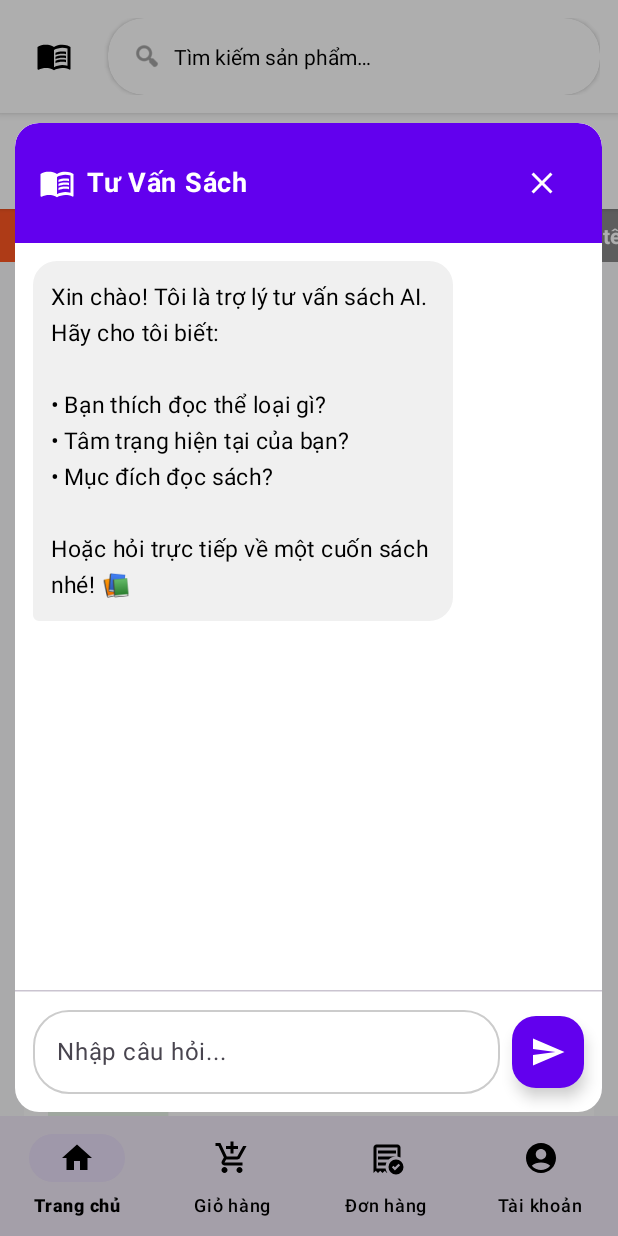
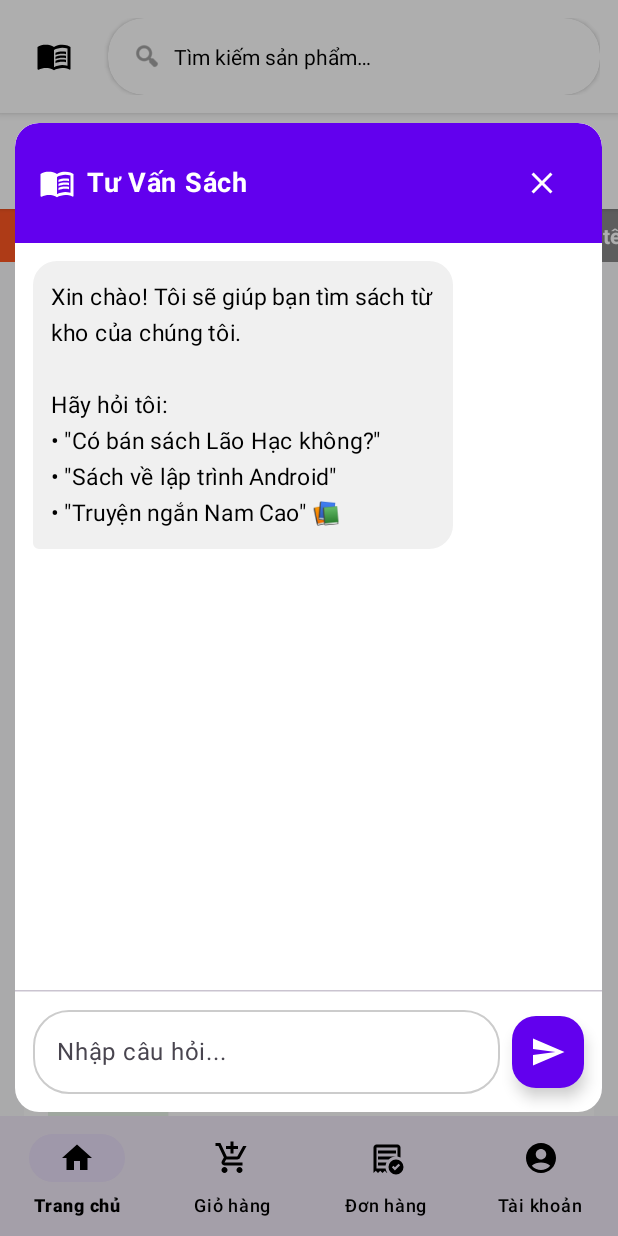
Before and after one commit to DuckAnh03/SBooks, an Android app built with Jetpack Compose: the HomeActivity screen opened directly, with no data from a screen before it, after a tap on "Chat", on a phone screen of 412 x 824 dp. Run offline under Robolectric (Android 15) with nearby library versions, the phone set to English and light mode, and no system bars; our stand-ins replace CircleImageView; libraries missing offline, so code that uses them is left out: com.google.ai.client; 3 statements that could not run were skipped.

Commit message:
add gemini chatbot

```diff
--- a/app/build.gradle.kts
+++ b/app/build.gradle.kts
@@ -56,6 +56,7 @@ dependencies {
     implementation(libs.androidx.navigation.fragment.ktx)
     implementation(libs.androidx.navigation.ui.ktx)
     implementation(libs.androidx.activity)
+    implementation(libs.common)
     testImplementation(libs.junit)
     androidTestImplementation(libs.androidx.junit)
     androidTestImplementation(libs.androidx.espresso.core)
--- a/app/src/main/AndroidManifest.xml
+++ b/app/src/main/AndroidManifest.xml
@@ -1,7 +1,8 @@
 <?xml version="1.0" encoding="utf-8"?>
 <manifest xmlns:android="http://schemas.android.com/apk/res/android"
     xmlns:tools="http://schemas.android.com/tools">
-
+    <uses-permission android:name="android.permission.READ_EXTERNAL_STORAGE"/>
+    <uses-permission android:name="android.permission.WRITE_EXTERNAL_STORAGE"/>
     <!-- Permission để kiểm tra WiFi -->
     <uses-permission android:name="android.permission.ACCESS_NETWORK_STATE" />
     <uses-permission android:name="android.permission.ACCESS_WIFI_STATE" />
--- a/app/src/main/java/com/example/sbooks/ChangeUserInfoFragment.kt
+++ b/app/src/main/java/com/example/sbooks/fragments/customer/ChangeUserInfoFragment.kt
@@ -13,7 +13,6 @@ import android.view.ViewGroup
 import android.widget.Button
 import android.widget.EditText
 import android.widget.ImageButton
-import android.widget.ImageView
 import android.widget.LinearLayout
 import android.widget.TextView
 import android.widget.Toast
--- a/app/src/main/java/com/example/sbooks/models/ChatViewModel.kt
+++ b/app/src/main/java/com/example/sbooks/models/ChatViewModel.kt
@@ -2,15 +2,18 @@ package com.example.sbooks.models
 
 import androidx.lifecycle.ViewModel
 import androidx.lifecycle.viewModelScope
+import com.example.sbooks.database.dao.BookDao
 import com.google.ai.client.generativeai.GenerativeModel
-import com.google.ai.client.generativeai.type.content
-import com.google.ai.client.generativeai.type.generationConfig
+import com.google.ai.client.generativeai.type.*
 import kotlinx.coroutines.flow.MutableStateFlow
 import kotlinx.coroutines.flow.StateFlow
 import kotlinx.coroutines.flow.asStateFlow
 import kotlinx.coroutines.launch
+import org.json.JSONObject
 
-class ChatViewModel : ViewModel() {
+class ChatViewModel(
+    private val bookDao: BookDao
+) : ViewModel() {
     private val _messages = MutableStateFlow<List<Message>>(emptyList())
     val messages: StateFlow<List<Message>> = _messages.asStateFlow()
 
@@ -23,6 +26,24 @@ class ChatViewModel : ViewModel() {
     private var generativeModel: GenerativeModel? = null
     private var chat: com.google.ai.client.generativeai.Chat? = null
 
+    // Định nghĩa function cho Gemini
+    private val searchBooksFunction = defineFunction(
+        name = "search_books",
+        description = "Tìm kiếm sách trong cơ sở dữ liệu theo tên, tác giả hoặc thể loại",
+        parameters = listOf(
+            Schema.str("query", "Từ khóa tìm kiếm (tên sách, tác giả, thể loại)"),
+            Schema.int("limit", "Số lượng kết quả tối đa (mặc định 5)")
+        )
+    )
+
+    private val getBookDetailsFunction = defineFunction(
+        name = "get_book_details",
+        description = "Lấy thông tin chi tiết của một cuốn sách theo ID",
+        parameters = listOf(
+            Schema.str("bookId", "ID của sách cần xem chi tiết")
+        )
+    )
+
     fun initializeChat(apiKey: String) {
         if (generativeModel != null) return
 
@@ -34,39 +55,44 @@ class ChatViewModel : ViewModel() {
                 topK = 40
                 topP = 0.95f
                 maxOutputTokens = 2048
-            }
+            },
+            tools = listOf(Tool(listOf(searchBooksFunction, getBookDetailsFunction)))
         )
 
-        // Khởi tạo chat với history để set system prompt
         chat = generativeModel?.startChat(
             history = listOf(
                 content("user") {
-                    text("Bạn là chuyên gia tư vấn sách. Hãy gợi ý sách phù hợp, giải thích lý do. Trả lời ngắn gọn bằng tiếng Việt, thân thiện.")
+                    text("""
+                        Bạn là trợ lý tư vấn sách của cửa hàng sách trực tuyến.
+
+                        NHIỆM VỤ:
+                        - Khi khách hỏi về sách, SỬ DỤNG function search_books để tìm trong database
+                        - Giới thiệu sách có sẵn, đưa ra lý do phù hợp
+                        - Nếu không tìm thấy, gợi ý sách tương tự
+                        - Trả lời ngắn gọn, thân thiện bằng tiếng Việt
+
+                        QUY TẮC:
+                        - LUÔN tìm kiếm database trước khi trả lời
+                        - Chỉ giới thiệu sách có trong kết quả tìm kiếm
+                        - Hiển thị giá, tác giả, đánh giá nếu có
+                    """.trimIndent())
                 },
                 content("model") {
-                    text("Xin chào! Tôi là trợ lý tư vấn sách AI. Hãy cho tôi biết sở thích của bạn! 📚")
+                    text("Xin chào! Tôi sẽ giúp bạn tìm sách phù hợp từ kho sách của chúng tôi. Bạn đang tìm sách gì? 📚")
                 }
             )
         )
 
         _messages.value = listOf(
             Message(
-                content = "Xin chào! Tôi là trợ lý tư vấn sách AI. Hãy cho tôi biết:\n\n" +
-                        "• Bạn thích đọc thể loại gì?\n" +
-                        "• Tâm trạng hiện tại của bạn?\n" +
-                        "• Mục đích đọc sách?\n\n" +
-                        "Hoặc hỏi trực tiếp về một cuốn sách nhé! 📚",
+                content = "Xin chào! Tôi sẽ giúp bạn tìm sách từ kho của chúng tôi.\n\n" +
+                        "Hãy hỏi tôi:\n" +
+                        "• \"Có bán sách Lão Hạc không?\"\n" +
+                        "• \"Sách về lập trình Android\"\n" +
+                        "• \"Truyện ngắn Nam Cao\" 📚",
                 isUser = false
             )
         )
-    }
-
-    fun toggleChat() {
-        _isChatOpen.value = !_isChatOpen.value
-    }
-
-    fun closeChat() {
-        _isChatOpen.value = false
     }
 
     fun sendMessage(userMessage: String) {
@@ -81,8 +107,22 @@ class ChatViewModel : ViewModel() {
 
         viewModelScope.launch {
             try {
-                val response = chat?.sendMessage(userMessage)
-                val botMessage = response?.text ?: "Xin lỗi, tôi không thể trả lời lúc này. Vui lòng thử lại."
+                var response = chat?.sendMessage(userMessage)
+
+                // Xử lý function calling
+                while (response?.functionCalls?.isNotEmpty() == true) {
+                    val functionCall = response.functionCalls.first()
+                    val functionResponse = handleFunctionCall(functionCall)
+
+                    // Gửi kết quả function về cho Gemini
+                    response = chat?.sendMessage(
+                        content("function") {
+                            part(FunctionResponsePart(functionCall.name, functionResponse))
+                        }
+                    )
+                }
+
+                val botMessage = response?.text ?: "Xin lỗi, tôi không thể trả lời lúc này."
 
                 _messages.value = _messages.value + Message(
                     content = botMessage,
@@ -90,7 +130,7 @@ class ChatViewModel : ViewModel() {
                 )
             } catch (e: Exception) {
                 _messages.value = _messages.value + Message(
-                    content = "⚠️ Đã xảy ra lỗi: ${e.message}\n\nVui lòng thử lại sau.",
+                    content = "⚠️ Lỗi: ${e.message}",
                     isUser = false
                 )
             } finally {
@@ -99,11 +139,77 @@ class ChatViewModel : ViewModel() {
         }
     }
 
+    private suspend fun handleFunctionCall(functionCall: FunctionCallPart): JSONObject {
+        return when (functionCall.name) {
+            "search_books" -> {
+                val query = functionCall.args?.get("query") as? String ?: ""
+
+                val limit = (functionCall.args?.get("limit") as? Any)?.toString()?.toIntOrNull() ?: 5
+
+                val books = bookDao.BOTsearchBooks(query, limit)
+
+                JSONObject().apply {
+                    put("success", true)
+                    put("count", books.size)
+                    put("books", books.map { book ->
+                        JSONObject().apply {
+                            put("id", book.id)
+                            put("title", book.title)
+                            put("author", book.author)
+                            put("price", book.price)
+                            put("category", book.categoryName)
+                            put("rating", book.rating)
+                            put("inStock", book.stock)
+                        }
+                    })
+                }
+            }
+
+            "get_book_details" -> {
+                val bookId = functionCall.args?.get("bookId") as? String ?: ""
+                val book = bookDao.getBookById(bookId)
+
+                if (book != null) {
+                    JSONObject().apply {
+                        put("success", true)
+                        put("book", JSONObject().apply {
+                            put("id", book.id)
+                            put("title", book.title)
+                            put("author", book.author)
+                            put("description", book.description)
+                            put("price", book.price)
+                            put("category", book.categoryName)
+                            put("rating", book.rating)
+                            put("inStock", book.stock)
+                        })
+                    }
+                } else {
+                    JSONObject().apply {
+                        put("success", false)
+                        put("error", "Không tìm thấy sách")
+                    }
+                }
+            }
+
+            else -> JSONObject().apply {
+                put("error", "Unknown function")
+            }
+        }
+    }
+
+    fun toggleChat() {
+        _isChatOpen.value = !_isChatOpen.value
+    }
+
+    fun closeChat() {
+        _isChatOpen.value = false
+    }
+
     fun clearChat() {
         chat = generativeModel?.startChat()
         _messages.value = listOf(
             Message(
-                content = "Chat đã được làm mới. Hãy hỏi tôi về sách bạn muốn tìm!",
+                content = "Chat đã được làm mới. Hãy hỏi tôi về sách!",
                 isUser = false
             )
         )
--- /dev/null
+++ b/app/src/main/java/com/example/sbooks/models/ChatViewModelFactory.kt
@@ -0,0 +1,18 @@
+package com.example.sbooks.models
+
+import androidx.lifecycle.ViewModel
+import androidx.lifecycle.ViewModelProvider
+import com.example.sbooks.database.dao.BookDao
+
+class ChatViewModelFactory(
+    private val bookDao: BookDao
+) : ViewModelProvider.Factory {
+
+    override fun <T : ViewModel> create(modelClass: Class<T>): T {
+        if (modelClass.isAssignableFrom(ChatViewModel::class.java)) {
+            @Suppress("UNCHECKED_CAST")
+            return ChatViewModel(bookDao) as T
+        }
+        throw IllegalArgumentException("Unknown ViewModel class")
+    }
+}
--- a/gradle/libs.versions.toml
+++ b/gradle/libs.versions.toml
@@ -16,6 +16,7 @@ navigationUiKtx = "2.9.3"
 activity = "1.8.0"
 material3 = "1.3.2"
 composeMaterial = "1.5.1"
+common = "0.10.0"
 
 [libraries]
 androidx-core-ktx = { group = "androidx.core", name = "core-ktx", version.ref = "coreKtx" }
@@ -40,6 +41,7 @@ androidx-navigation-ui-ktx = { group = "androidx.navigation", name = "navigation
 androidx-activity = { group = "androidx.activity", name = "activity", version.ref = "activity" }
 androidx-material3 = { group = "androidx.compose.material3", name = "material3", version.ref = "material3" }
 androidx-compose-material = { group = "androidx.wear.compose", name = "compose-material", version.ref = "composeMaterial" }
+common = { group = "com.google.ai.client.generativeai", name = "common", version.ref = "common" }
 
 [plugins]
 android-application = { id = "com.android.application", version.ref = "agp" }
```
Also changed, not shown: app/src/main/java/com/example/sbooks/activities/customer/HomeActivity.kt (+23 -13 lines), app/src/main/java/com/example/sbooks/database/dao/BookDao.kt (+46 -0 lines), app/src/main/java/com/example/sbooks/fragments/customer/ChangePasswordFragment.kt (renamed from app/src/main/java/com/example/sbooks/ChangePasswordFragment.kt).
